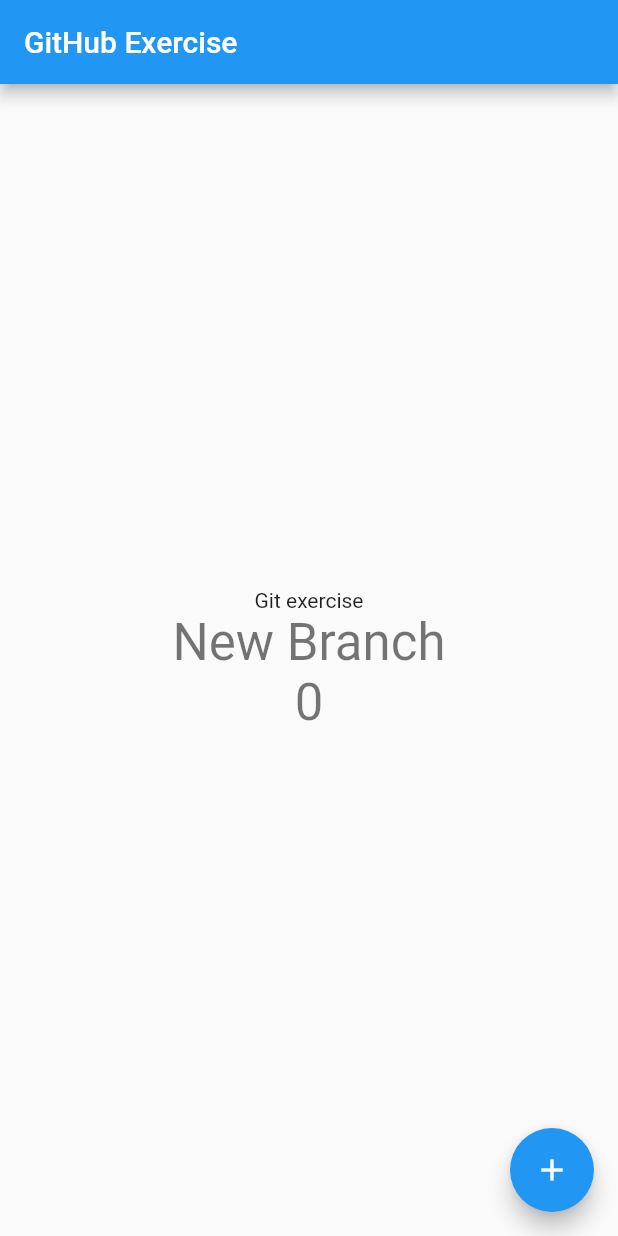
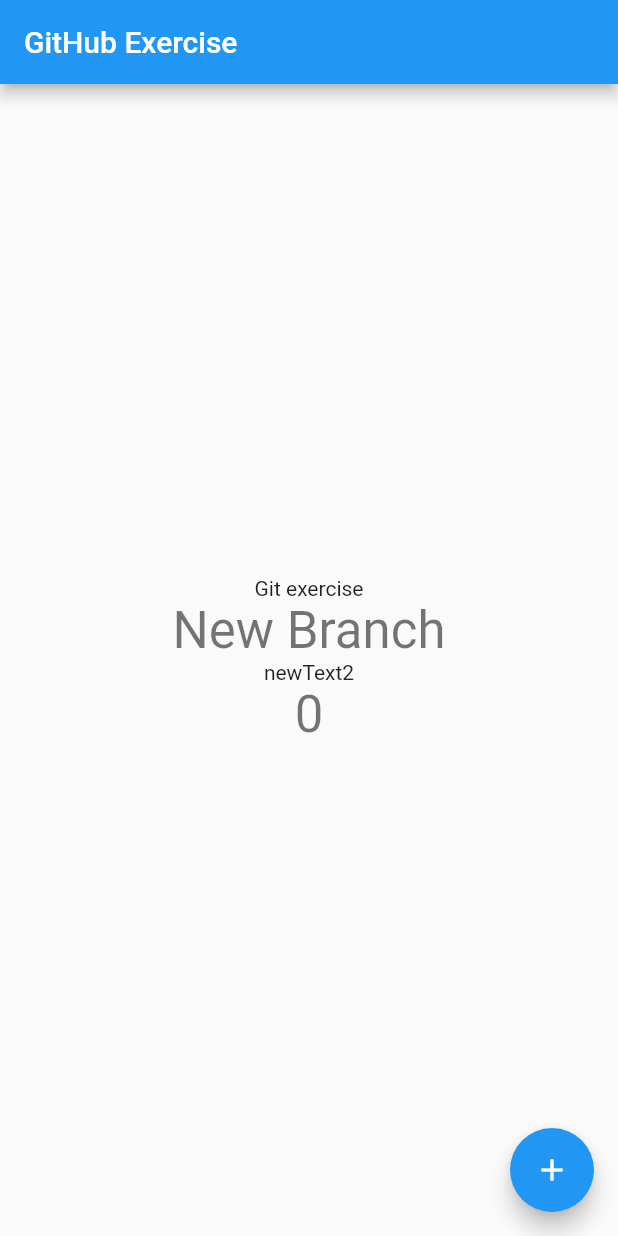
Before and after one commit to bat01/Git-Exercise-Flutter-app, a Flutter app: the screen it shows after launch, on a phone screen of 412 x 824 dp. Run offline on Flutter 3.47's test engine with Material 2 defaults, Android fonts, the phone set to English and light mode, and no system bars.

```diff
--- a/lib/main.dart
+++ b/lib/main.dart
@@ -104,6 +104,7 @@ class _MyHomePageState extends State<MyHomePage> {
               'New Branch',
               style: Theme.of(context).textTheme.headline4,
             ),
+            Text('newText2'),
             Text(
               '$_counter',
               style: Theme.of(context).textTheme.headline4,
```
